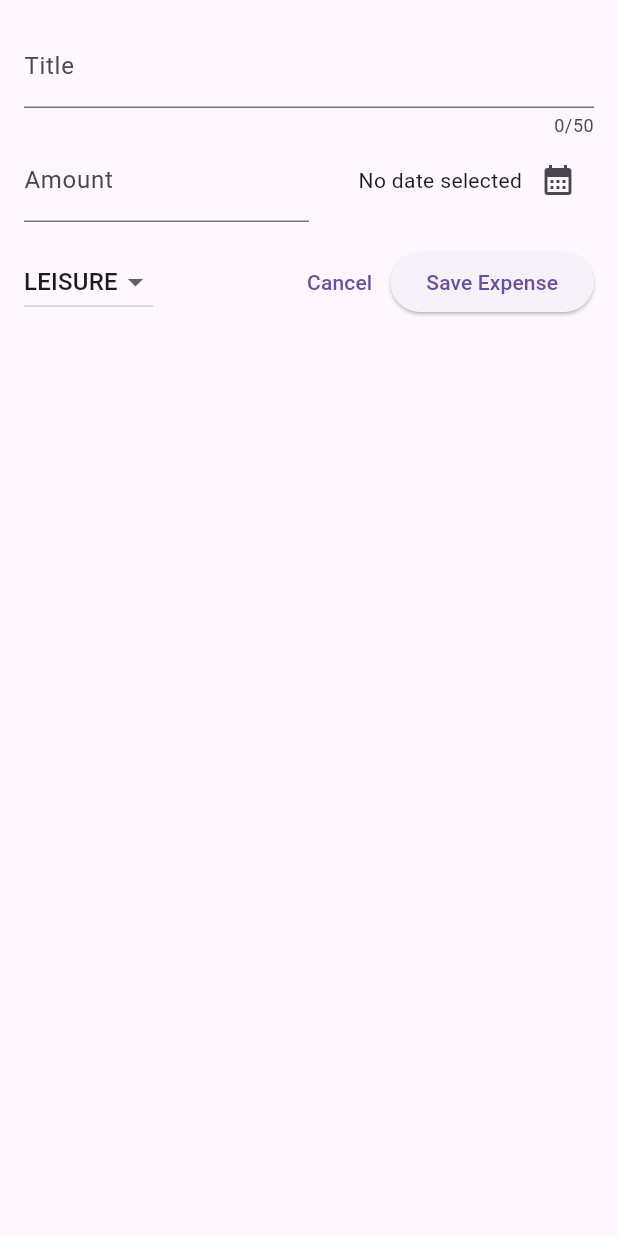
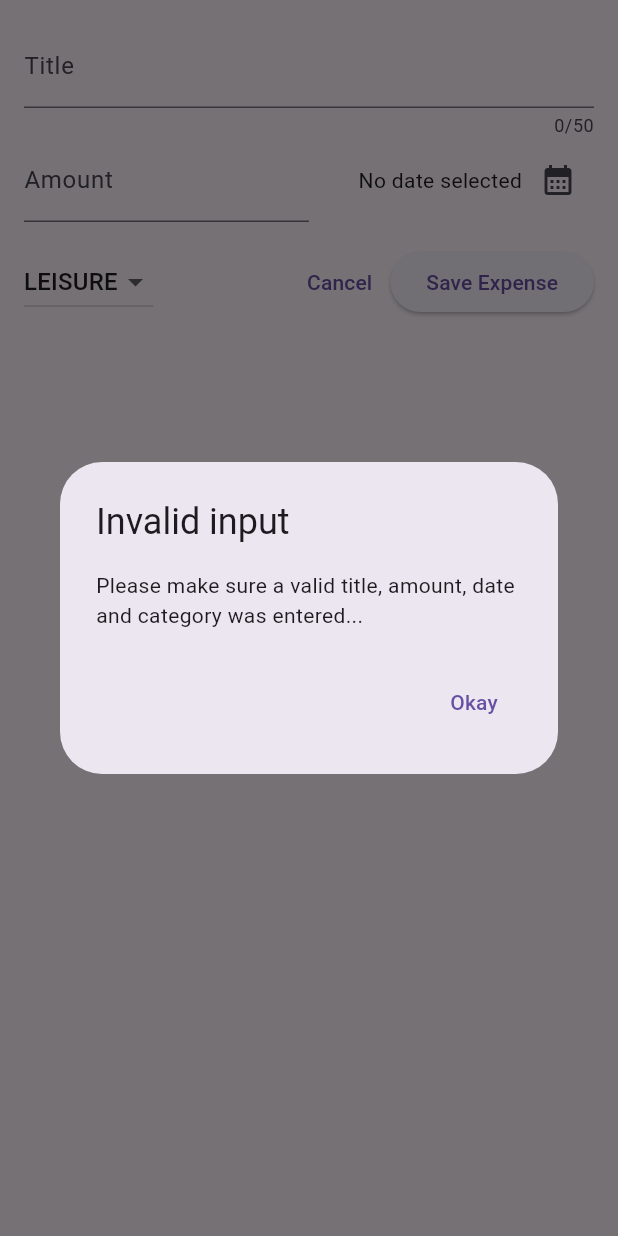
Before and after one commit to IvanBodnarash/Expenses-Tracker-Flutter, a Flutter app: the NewExpense widget shown alone on an empty page, opened directly, after a tap on "Save Expense", on a phone screen of 412 x 824 dp. Run offline on Flutter 3.47's test engine with Material 3 defaults, Android fonts, the phone set to English and light mode, and no system bars.

Commit message:
adding error popup

```diff
--- a/lib/widgets/new_expense.dart
+++ b/lib/widgets/new_expense.dart
@@ -28,6 +28,33 @@ class _NewExpenseState extends State<NewExpense> {
     setState(() {
       _selectedDate = pickedDate;
     });
+  }
+
+  void _submitExpenseData() {
+    final enteredAmount = double.tryParse(_amountController
+        .text); // tryParce('Hello') => null, tryParce('1.12') => 1.12
+    final amountIsInvalid = enteredAmount == null || enteredAmount <= 0;
+    if (_titleController.text.trim().isEmpty ||
+        amountIsInvalid ||
+        _selectedDate == null) {
+      showDialog(
+        context: context,
+        builder: (ctx) => AlertDialog(
+          title: const Text('Invalid input'),
+          content: const Text(
+              'Please make sure a valid title, amount, date and category was entered...'),
+          actions: [
+            TextButton(
+              onPressed: () {
+                Navigator.pop(ctx);
+              },
+              child: const Text('Okay'),
+            ),
+          ],
+        ),
+      );
+      return;
+    }
   }
 
   @override
@@ -118,10 +145,7 @@ class _NewExpenseState extends State<NewExpense> {
                 child: const Text('Cancel'),
               ),
               ElevatedButton(
-                onPressed: () {
-                  print(_titleController.text);
-                  print(_amountController.text);
-                },
+                onPressed: _submitExpenseData,
                 child: const Text('Save Expense'),
               ),
             ],
```
